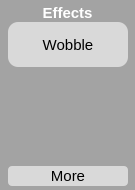
Before: the Qt Designer form widgets/editor/EditorTools/EffectsDropdown/effectsdropdown.ui in taliyos/DialogueCreatorForGames, drawn with Qt 5.
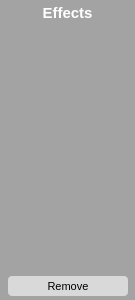
After: the same form once the commit is applied.

Commit message: Dropdown for effects

Patch:
```diff
--- a/widgets/editor/EditorTools/EffectsDropdown/effectsdropdown.ui
+++ b/widgets/editor/EditorTools/EffectsDropdown/effectsdropdown.ui
@@ -10,11 +10,11 @@
     <x>0</x>
     <y>0</y>
     <width>135</width>
-    <height>190</height>
+    <height>300</height>
    </rect>
   </property>
   <property name="sizePolicy">
-   <sizepolicy hsizetype="MinimumExpanding" vsizetype="Preferred">
+   <sizepolicy hsizetype="MinimumExpanding" vsizetype="MinimumExpanding">
     <horstretch>0</horstretch>
     <verstretch>1</verstretch>
    </sizepolicy>
@@ -22,13 +22,13 @@
   <property name="minimumSize">
    <size>
     <width>135</width>
-    <height>190</height>
+    <height>270</height>
    </size>
   </property>
   <property name="maximumSize">
    <size>
     <width>16777215</width>
-    <height>250</height>
+    <height>300</height>
    </size>
   </property>
   <property name="baseSize">
@@ -51,9 +51,10 @@
   <property name="styleSheet">
    <string notr="true">QWidget {
 	background-color: #A3A3A3;
+	border-radius: 8px;
 }
 
-#name {
+#dropdownName {
 	color: white;
 }
 
@@ -61,6 +62,7 @@
 	border-radius: 10px;
 	background-color: #D9D9D9;
 	color: black;
+	font-size: 11px;
 }
 
 QPushButton:Hover {
@@ -92,7 +94,7 @@
     <number>4</number>
    </property>
    <item>
-    <widget class="QLabel" name="name">
+    <widget class="QLabel" name="dropdownName">
      <property name="sizePolicy">
       <sizepolicy hsizetype="Expanding" vsizetype="Maximum">
        <horstretch>0</horstretch>
@@ -129,31 +131,14 @@
     </widget>
    </item>
    <item>
-    <widget class="QPushButton" name="pushButton">
-     <property name="minimumSize">
-      <size>
-       <width>120</width>
-       <height>45</height>
-      </size>
+    <layout class="QVBoxLayout" name="effects">
+     <property name="spacing">
+      <number>6</number>
      </property>
-     <property name="baseSize">
-      <size>
-       <width>120</width>
-       <height>45</height>
-      </size>
+     <property name="bottomMargin">
+      <number>6</number>
      </property>
-     <property name="font">
-      <font>
-       <pointsize>11</pointsize>
-      </font>
-     </property>
-     <property name="cursor">
-      <cursorShape>PointingHandCursor</cursorShape>
-     </property>
-     <property name="text">
-      <string>Wobble</string>
-     </property>
-    </widget>
+    </layout>
    </item>
    <item>
     <spacer name="verticalSpacer">
@@ -190,14 +175,17 @@
      </property>
      <property name="font">
       <font>
-       <pointsize>11</pointsize>
+       <pointsize>-1</pointsize>
       </font>
      </property>
      <property name="cursor">
       <cursorShape>PointingHandCursor</cursorShape>
      </property>
+     <property name="focusPolicy">
+      <enum>Qt::NoFocus</enum>
+     </property>
      <property name="text">
-      <string>More</string>
+      <string>Remove</string>
      </property>
     </widget>
    </item>
```
The commit also changes 6 other files.
